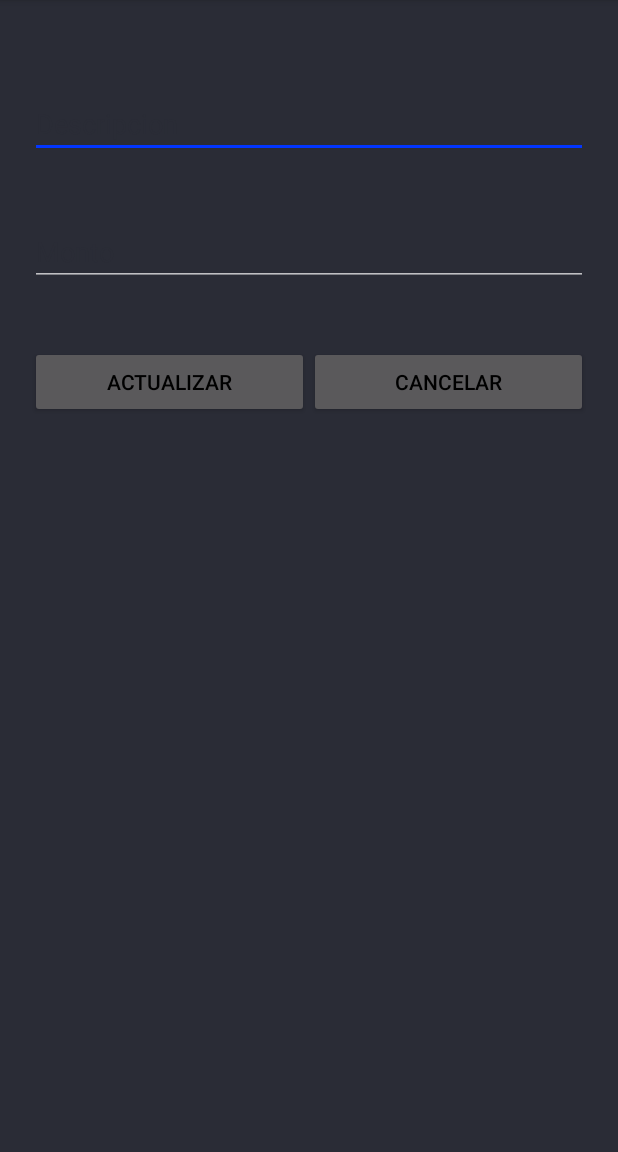
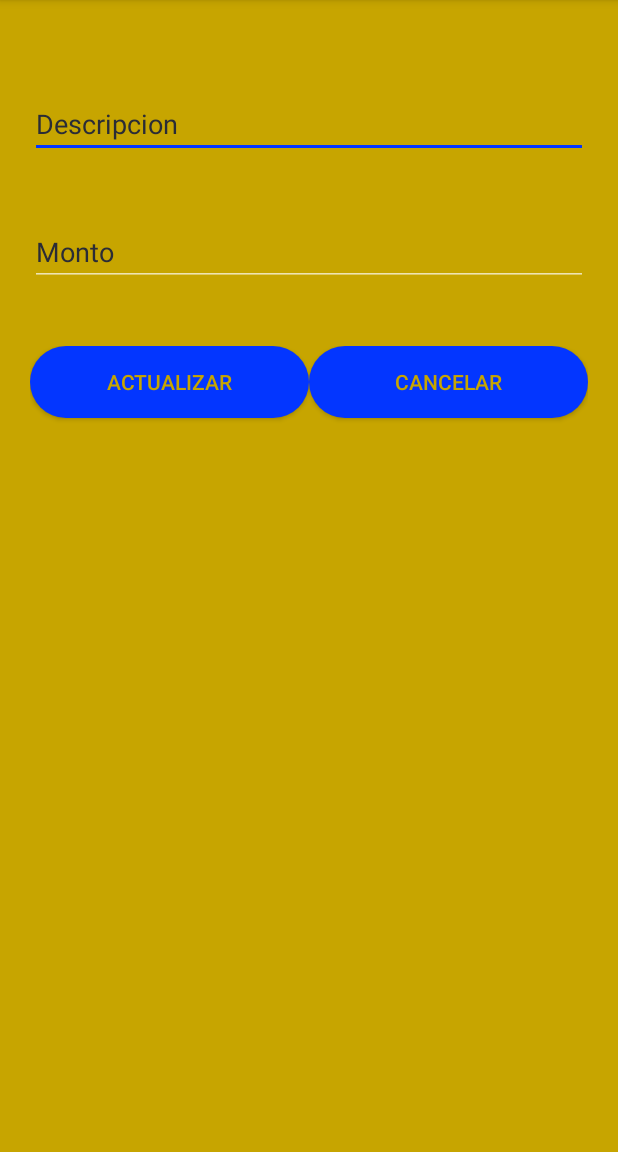
Before and after one commit to norvilArce/proyectoAndroid, an Android app: the ModificarActivity screen opened directly, with no data from a screen before it, on a phone screen of 412 x 824 dp, the part 84-1236 px from its top. Run offline under Robolectric (Android 15) with nearby library versions, the phone set to English and light mode, and no system bars.

Commit message:
agrego icono y estilo a botones de editar

```diff
--- a/app/src/main/java/com/isil/appproyectoandroid/ModificarActivity.java
+++ b/app/src/main/java/com/isil/appproyectoandroid/ModificarActivity.java
@@ -38,6 +38,9 @@ public class ModificarActivity extends AppCompatActivity implements View.OnClick
 
             etDescripcion.setText(descripcion);
             etMonto.setText("" + monto);
+
+            String mensaje = (movimiento==1)? "ingreso":"gasto";
+            setTitle("Editar "+mensaje);
         }
 
         btnActualizar.setOnClickListener(this);
--- a/app/src/main/java/com/isil/appproyectoandroid/tabs/GastosFragment.java
+++ b/app/src/main/java/com/isil/appproyectoandroid/tabs/GastosFragment.java
@@ -123,7 +123,7 @@ public class GastosFragment extends Fragment {
         datos.eliminarById(datos, idmovimiento);
         llenarLista();
         adapter.notifyDataSetChanged();
-        TabsActivity.calcularSaldo(getActivity());
+        TabsActivity.calcularSaldo(getContext(), getActivity());
     }
 
     private void editarMovimiento(Movimiento gasto) {
--- a/app/src/main/java/com/isil/appproyectoandroid/tabs/IngresosFragment.java
+++ b/app/src/main/java/com/isil/appproyectoandroid/tabs/IngresosFragment.java
@@ -47,7 +47,6 @@ public class IngresosFragment extends Fragment {
     private static final String ARG_PARAM2 = "param2";
     private List<Movimiento> ingresos = new ArrayList<>();
     private ListView lvIngresos;
-    private TextView tvMonto;
     IngresosAdapter adapter;
 
     // TODO: Rename and change types of parameters
@@ -90,7 +89,6 @@ public class IngresosFragment extends Fragment {
                              Bundle savedInstanceState) {
         // Inflate the layout for this fragment
         View v = inflater.inflate(R.layout.fragment_ingresos, container, false);
-        tvMonto = v.findViewById(R.id.tvMonto);
         lvIngresos = v.findViewById(R.id.lvIngresos);
         llenarLista();
         return v;
@@ -133,7 +131,7 @@ public class IngresosFragment extends Fragment {
         datos.eliminarById(datos, idmovimiento);
         llenarLista();
         adapter.notifyDataSetChanged();
-        TabsActivity.calcularSaldo(getActivity());
+        TabsActivity.calcularSaldo(getContext(),getActivity());
     }
 
     private void editarMovimiento(Movimiento ingreso) {
--- a/app/src/main/java/com/isil/appproyectoandroid/tabs/MovimientosFragment.java
+++ b/app/src/main/java/com/isil/appproyectoandroid/tabs/MovimientosFragment.java
@@ -125,7 +125,7 @@ public class MovimientosFragment extends Fragment {
         datos.eliminarById(datos, idmovimiento);
         llenarLista();
         adapter.notifyDataSetChanged();
-        TabsActivity.calcularSaldo(getActivity());
+        TabsActivity.calcularSaldo(getContext(),getActivity());
     }
 
     private void editarMovimiento(Movimiento movimiento) {
--- /dev/null
+++ b/app/src/main/res/drawable/btn_edicion.xml
@@ -0,0 +1,6 @@
+<?xml version="1.0" encoding="utf-8"?>
+<shape xmlns:android="http://schemas.android.com/apk/res/android">
+<solid android:color="@color/colorAccent" />
+    <corners android:radius="180dp"/>
+
+</shape>
--- a/app/src/main/res/layout/activity_modificar.xml
+++ b/app/src/main/res/layout/activity_modificar.xml
@@ -37,6 +37,8 @@
             android:layout_width="match_parent"
             android:layout_height="wrap_content"
             android:layout_weight="1"
+            android:background="@drawable/btn_edicion"
+            android:textColor="@color/colorBackground"
             android:text="Actualizar" />
 
         <Button
@@ -44,6 +46,8 @@
             android:layout_width="match_parent"
             android:layout_height="wrap_content"
             android:layout_weight="1"
+            android:background="@drawable/btn_edicion"
+            android:textColor="@color/colorBackground"
             android:text="Cancelar"/>
     </LinearLayout>
 
--- a/app/src/main/res/layout/activity_tabs.xml
+++ b/app/src/main/res/layout/activity_tabs.xml
@@ -5,7 +5,6 @@
     android:layout_width="match_parent"
     android:layout_height="match_parent"
     android:gravity="center"
-    android:background="#c7a500"
     android:orientation="vertical"
     tools:context=".tabs.TabsActivity">
 
--- a/app/src/main/res/layout/alert_dialog_agregar.xml
+++ b/app/src/main/res/layout/alert_dialog_agregar.xml
@@ -30,13 +30,13 @@
             android:id="@+id/rbIngreso"
             android:layout_width="match_parent"
             android:layout_height="wrap_content"
-            android:text="Ingreso" />
+            android:text="Ingreso"/>
 
         <RadioButton
             android:id="@+id/rbGasto"
             android:layout_width="match_parent"
             android:layout_height="wrap_content"
-            android:text="Gasto" />
+            android:text="Gasto"/>
     </RadioGroup>
 
 
--- a/app/src/main/res/values/colors.xml
+++ b/app/src/main/res/values/colors.xml
@@ -1,7 +1,6 @@
 <?xml version="1.0" encoding="utf-8"?>
 <resources>
 
-    <!--degradado -122°-->
     <color name="colorPrimary">#ffd50a</color>
     <color name="colorPrimary2">#783BB7</color>
     <color name="colorPrimary3">#5950DF</color>
@@ -9,7 +8,7 @@
     <color name="colorPrimaryDark">#1A1C23</color>
     <color name="colorAccent">#0336FF</color>
     <color name="colorText">#000000</color>
-    <color name="colorBackground">#2A2C36</color>
+    <color name="colorBackground">#c7a500</color>
     <color name="colorHint">#2A2C36</color>
     <color name="colorText2">#FFBA49</color>
 
--- a/app/src/main/res/values/styles.xml
+++ b/app/src/main/res/values/styles.xml
@@ -3,18 +3,16 @@
     <style name="AppTheme" parent="Theme.AppCompat">
         <!-- Customize your theme here. -->
         <item name="colorPrimary">@color/colorPrimary</item>
-        <item name="colorPrimaryDark">@color/colorPrimaryDark</item>
+        <item name="colorPrimaryDark">@color/colorAccent</item>
         <item name="colorAccent">@color/colorAccent</item>
         <item name="android:colorBackground">@color/colorBackground</item>
         <item name="android:textColor">@color/colorText</item>
         <item name="android:textColorHint">@color/colorHint</item>
-
+        <item name="android:titleTextColor">@color/colorBackground</item>
     </style>
 
     <style name="SplashTheme" parent="Theme.AppCompat.NoActionBar">
         <item name="android:colorBackground">@color/colorBackground</item>
         <item name="android:textColor">@color/colorText</item>
     </style>
-
-
 </resources>
```
Also changed, not shown: app/src/main/java/com/isil/appproyectoandroid/tabs/TabsActivity.java (+37 -43 lines), app/src/main/res/mipmap-hdpi/ic_billetes.png (added), app/src/main/res/mipmap-mdpi/ic_billetes.png (added), app/src/main/res/mipmap-xhdpi/ic_billetes.png (added), app/src/main/res/mipmap-xxhdpi/ic_billetes.png (added), app/src/main/res/mipmap-xxxhdpi/ic_billetes.png (added).
